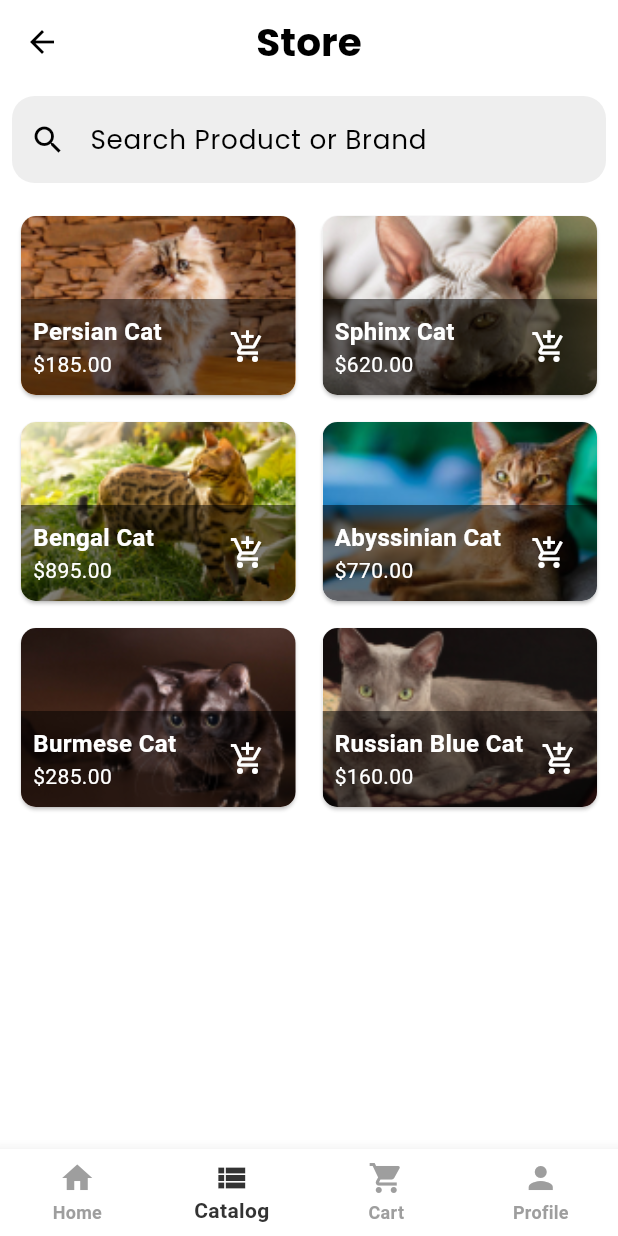
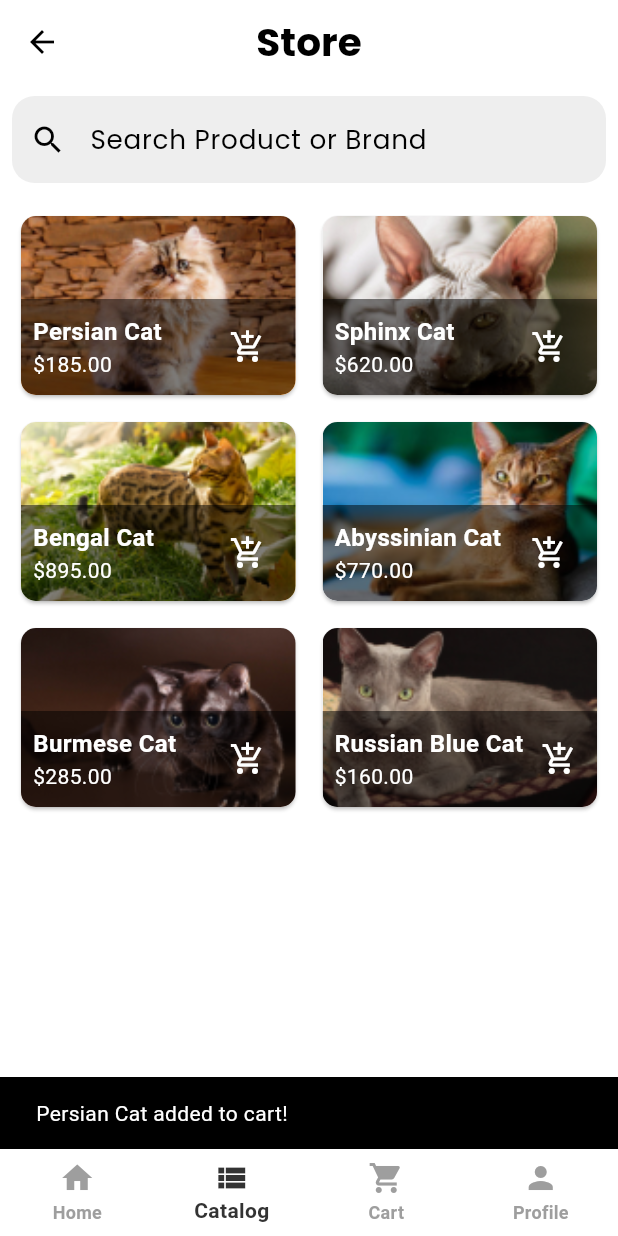
Before and after one commit to MexlTuba/pet_shop_app, a Flutter app: the CatalogScreen screen opened by its route, after a tap on the "add shopping cart" icon, on a phone screen of 412 x 824 dp. Run offline on Flutter 3.47's test engine with Material 3 defaults, Android fonts, the phone set to English and light mode, and no system bars.

Commit message:
addToCart implemented

```diff
--- a/lib/providers/pet_provider.dart
+++ b/lib/providers/pet_provider.dart
@@ -24,7 +24,7 @@ class PetProvider with ChangeNotifier {
         location: 'Tambuli',
         distance: '50km',
         weight: 30.5,
-        height: 200,
+        height: 20,
         color: 'Red',
         imageUrl: 'assets/images/Sphinx.png'),
     Pet(
@@ -35,7 +35,7 @@ class PetProvider with ChangeNotifier {
         location: 'Valenzuela',
         distance: '599km',
         weight: 33.5,
-        height: 2890,
+        height: 28,
         color: 'Orange',
         imageUrl: 'assets/images/Bengal.png'),
     Pet(
@@ -46,7 +46,7 @@ class PetProvider with ChangeNotifier {
         location: 'Queens',
         distance: '555km',
         weight: 344.5,
-        height: 203,
+        height: 23,
         color: 'Yellow',
         imageUrl: 'assets/images/Abyssinian.png'),
     Pet(
@@ -57,7 +57,7 @@ class PetProvider with ChangeNotifier {
         location: 'Zapatera',
         distance: '55km',
         weight: 31.5,
-        height: 860,
+        height: 60,
         color: 'Green',
         imageUrl: 'assets/images/Burmese.png'),
     Pet(
@@ -68,7 +68,7 @@ class PetProvider with ChangeNotifier {
         location: 'Escario',
         distance: '15km',
         weight: 43.5,
-        height: 210,
+        height: 10,
         color: 'Blue',
         imageUrl: 'assets/images/Russian.png'),
   ];
--- a/lib/screens/catalog_screen.dart
+++ b/lib/screens/catalog_screen.dart
@@ -1,4 +1,5 @@
 import 'package:flutter/material.dart';
+import 'package:pet_shop_app/providers/cart_provider.dart';
 import 'package:pet_shop_app/screens/pet_detail_screen.dart';
 import 'package:pet_shop_app/widgets/navbar.dart';
 import 'package:provider/provider.dart';
@@ -58,8 +59,16 @@ class CatalogScreen extends StatelessWidget {
                 child: PetCard(
                   pet: pets[i],
                   onAddToCart: () {
-                    // Implement add to cart functionality
-                    // Example: Provider.of<CartProvider>(context, listen: false).addToCart(pets[i]);
+                    // Add the pet to the cart
+                    Provider.of<CartProvider>(context, listen: false)
+                        .addToCart(pets[i]);
+                    // Optionally, show a snackbar or some other confirmation
+                    ScaffoldMessenger.of(context).showSnackBar(
+                      SnackBar(
+                        content: Text('${pets[i].name} added to cart!'),
+                        duration: Duration(seconds: 2),
+                      ),
+                    );
                   },
                 ),
               ),
--- a/lib/screens/pet_detail_screen.dart
+++ b/lib/screens/pet_detail_screen.dart
@@ -1,7 +1,9 @@
 import 'package:flutter/material.dart';
 import 'package:pet_shop_app/utils/routes.dart';
+import 'package:provider/provider.dart';
 import '../models/pet.dart';
-import '../widgets/navbar.dart'; // Make sure to import your NavBar widget
+import '../widgets/navbar.dart';
+import 'package:pet_shop_app/providers/cart_provider.dart';
 
 class PetDetailScreen extends StatelessWidget {
   final Pet pet;
@@ -80,8 +82,16 @@ class PetDetailScreen extends StatelessWidget {
                     child: ElevatedButton.icon(
                       onPressed: () {
                         // Access your CartProvider and call the method to add the pet to the cart
-                        // For example:
-                        // Provider.of<CartProvider>(context, listen: false).addPetToCart(pet);
+                        Provider.of<CartProvider>(context, listen: false)
+                            .addToCart(pet);
+
+                        // Show a confirmation message
+                        ScaffoldMessenger.of(context).showSnackBar(
+                          SnackBar(
+                            content: Text('${pet.name} added to cart!'),
+                            duration: Duration(seconds: 2),
+                          ),
+                        );
                       },
                       icon: Icon(Icons.add_shopping_cart, size: 24),
                       label: Text('Add to Cart'),
```
